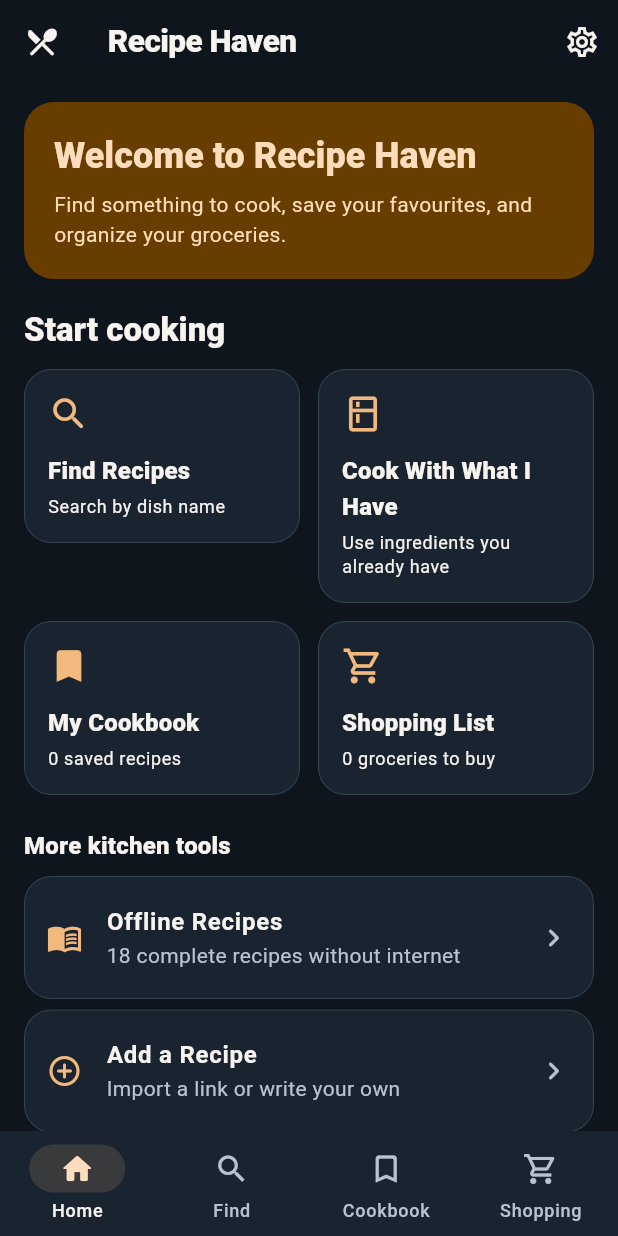
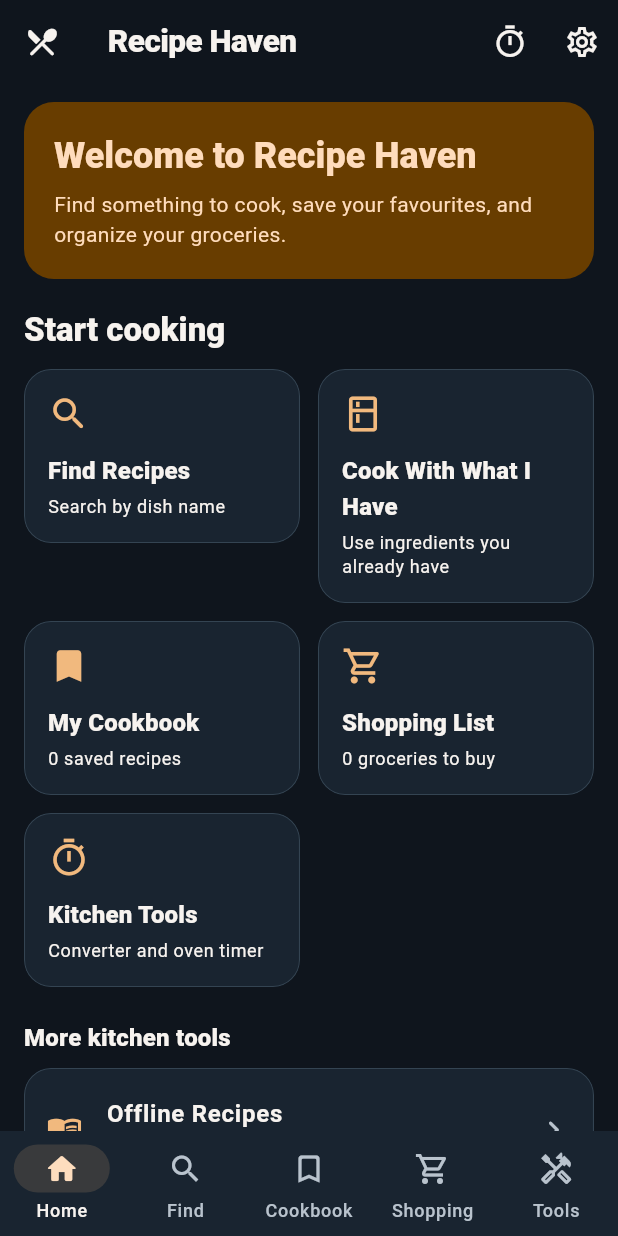
Before and after one commit to cruefan94/Recipe-Haven, a Flutter app: the screen it shows after launch, on a phone screen of 412 x 824 dp. Run offline on Flutter 3.47's test engine with Material 3 defaults, Android fonts, the phone set to English and light mode, and no system bars; our stand-ins replace file_picker, flutter_local_notifications, geolocator, shared_preferences, timezone; missing offline and left inert: cryptography.

Commit message:
Add Kitchen Tools tab, accessible measurement converter and oven timer screens

```diff
--- a/lib/screens/home_screen.dart
+++ b/lib/screens/home_screen.dart
@@ -14,6 +14,8 @@ import 'ingredient_alternatives_screen.dart';
 import 'pantry_cooking_screen.dart';
 import 'offline_recipes_screen.dart';
 import 'shopping_list_screen.dart';
+import 'kitchen_converter_screen.dart';
+import 'kitchen_timer_screen.dart';
 import '../services/incoming_recipe_share.dart';
 import '../services/private_cookbook_password.dart';
 
@@ -346,6 +348,8 @@ class _HomeScreenState extends State<HomeScreen> with WidgetsBindingObserver {
         icon: Icons.bookmark_rounded, page: 2),
       (title: 'Shopping List', subtitle: '${widget.shopping.toBuyCount} groceries to buy',
         icon: Icons.shopping_cart_outlined, page: 9),
+      (title: 'Kitchen Tools', subtitle: 'Converter and oven timer',
+        icon: Icons.timer_outlined, page: 15),
     ];
     final tools = <({String title, String subtitle, IconData icon, int page})>[
       (title: 'Offline Recipes', subtitle: '18 complete recipes without internet',
@@ -356,6 +360,10 @@ class _HomeScreenState extends State<HomeScreen> with WidgetsBindingObserver {
         icon: Icons.shopping_basket_outlined, page: 5),
       (title: 'Ingredient Alternatives', subtitle: 'Swap an ingredient you are missing',
         icon: Icons.swap_horiz_rounded, page: 7),
+      (title: 'Kitchen Converter', subtitle: 'Cups, tablespoons, weights and oven °C/°F',
+        icon: Icons.calculate_outlined, page: 13),
+      (title: 'Oven & Kitchen Timer', subtitle: 'Phone alerts and reminders',
+        icon: Icons.alarm_rounded, page: 14),
       (title: 'Backup & Restore', subtitle: 'Protect recipes and shopping lists',
         icon: Icons.settings_backup_restore_rounded, page: 6),
       (title: 'Options', subtitle: 'Settings and saved data',
@@ -456,6 +464,31 @@ class _HomeScreenState extends State<HomeScreen> with WidgetsBindingObserver {
     });
   }
 
+  Widget _kitchenToolsPage() => ListView(
+    padding: const EdgeInsets.all(16),
+    children: [
+      Text('Kitchen Tools', style: Theme.of(context).textTheme.titleLarge),
+      const SizedBox(height: 8),
+      const Text('Everyday cooking help, in one place.'),
+      Card(child: ListTile(
+        leading: const Icon(Icons.alarm_rounded),
+        title: const Text('Oven & Kitchen Timer'),
+        subtitle: const Text('Timer, optional alerts and reminders'),
+        trailing: const Icon(Icons.chevron_right_rounded),
+        onTap: () => _navigate(14),
+      )),
+      Card(child: ListTile(
+        leading: const Icon(Icons.calculate_outlined),
+        title: const Text('Kitchen Converter'),
+        subtitle: const Text('Cups, tablespoons, weights and oven °F/°C'),
+        trailing: const Icon(Icons.chevron_right_rounded),
+        onTap: () => _navigate(13),
+      )),
+      const SizedBox(height: 16),
+      const Text('Recipe Haven is growing into an all-in-one kitchen assistant.'),
+    ],
+  );
+
   @override
   Widget build(BuildContext context) {
     final pages = [
@@ -465,6 +498,7 @@ class _HomeScreenState extends State<HomeScreen> with WidgetsBindingObserver {
       'Ingredient Alternatives', 'Cook With What I Have', 'Shopping List',
       'Offline Recipes', 'Options',
       widget.includePrivateCollection ? 'Private Shopping List' : '',
+      'Kitchen Converter', 'Oven & Kitchen Timer', 'Kitchen Tools',
     ];
     return PopScope(
       canPop: _page == 0,
@@ -483,6 +517,12 @@ class _HomeScreenState extends State<HomeScreen> with WidgetsBindingObserver {
           title: Text(_page == 0 ? 'Recipe Haven' : pages[_page],
             style: const TextStyle(fontWeight: FontWeight.w800)),
           actions: [
+            if (_page != 14)
+              IconButton(
+                tooltip: 'Oven timer',
+                onPressed: () => _navigate(14),
+                icon: const Icon(Icons.timer_outlined),
+              ),
             if (_page != 11)
               IconButton(
                 tooltip: 'Options',
@@ -493,11 +533,11 @@ class _HomeScreenState extends State<HomeScreen> with WidgetsBindingObserver {
           backgroundColor: Theme.of(context).scaffoldBackgroundColor,
           centerTitle: false,
         ),
-        bottomNavigationBar: const [0, 1, 2, 9].contains(_page)
+        bottomNavigationBar: const [0, 1, 2, 9, 15].contains(_page)
             ? NavigationBar(
-                selectedIndex: const [0, 1, 2, 9].indexOf(_page),
+                selectedIndex: const [0, 1, 2, 9, 15].indexOf(_page),
                 onDestinationSelected: (index) =>
-                    _navigate(const [0, 1, 2, 9][index]),
+                    _navigate(const [0, 1, 2, 9, 15][index]),
                 destinations: const [
                   NavigationDestination(
                     icon: Icon(Icons.home_outlined),
@@ -518,6 +558,11 @@ class _HomeScreenState extends State<HomeScreen> with WidgetsBindingObserver {
                     icon: Icon(Icons.shopping_cart_outlined),
                     selectedIcon: Icon(Icons.shopping_cart_rounded),
                     label: 'Shopping',
+                  ),
+                  NavigationDestination(
+                    icon: Icon(Icons.handyman_outlined),
+                    selectedIcon: Icon(Icons.handyman_rounded),
+                    label: 'Tools',
                   ),
                 ],
               )
@@ -571,6 +616,9 @@ class _HomeScreenState extends State<HomeScreen> with WidgetsBindingObserver {
                   onFindAlternative: _findAlternativesFor,
                 )
               : const SizedBox.shrink(),
+          const KitchenConverterScreen(),
+          const KitchenTimerScreen(),
+          _kitchenToolsPage(),
         ])),
       ),
     );
```
